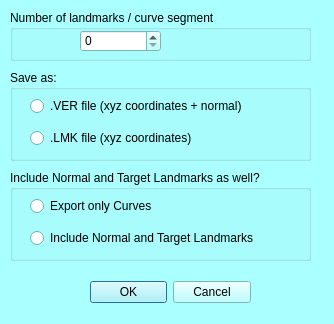
This is MorphoDig/Qt/mqSaveCURasVERDialog.ui in morphomuseum/MorphoDig as Qt 5 draws it before an edit. The edited form follows.
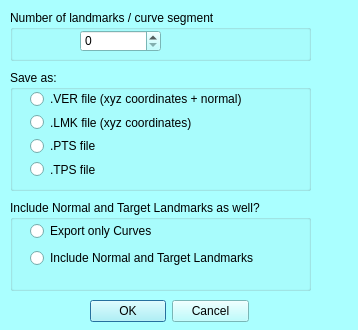
This is the edited form.

What changed in the file:
```diff
--- a/MorphoDig/Qt/mqSaveCURasVERDialog.ui
+++ b/MorphoDig/Qt/mqSaveCURasVERDialog.ui
@@ -6,8 +6,8 @@
    <rect>
     <x>0</x>
     <y>0</y>
-    <width>334</width>
-    <height>324</height>
+    <width>358</width>
+    <height>330</height>
    </rect>
   </property>
   <property name="palette">
@@ -148,6 +148,15 @@
        </color>
       </brush>
      </colorrole>
+     <colorrole role="PlaceholderText">
+      <brush brushstyle="NoBrush">
+       <color alpha="128">
+        <red>0</red>
+        <green>0</green>
+        <blue>0</blue>
+       </color>
+      </brush>
+     </colorrole>
     </active>
     <inactive>
      <colorrole role="WindowText">
@@ -285,6 +294,15 @@
        </color>
       </brush>
      </colorrole>
+     <colorrole role="PlaceholderText">
+      <brush brushstyle="NoBrush">
+       <color alpha="128">
+        <red>0</red>
+        <green>0</green>
+        <blue>0</blue>
+       </color>
+      </brush>
+     </colorrole>
     </inactive>
     <disabled>
      <colorrole role="WindowText">
@@ -422,6 +440,15 @@
        </color>
       </brush>
      </colorrole>
+     <colorrole role="PlaceholderText">
+      <brush brushstyle="NoBrush">
+       <color alpha="128">
+        <red>0</red>
+        <green>0</green>
+        <blue>0</blue>
+       </color>
+      </brush>
+     </colorrole>
     </disabled>
    </palette>
   </property>
@@ -432,23 +459,12 @@
    <property name="geometry">
     <rect>
      <x>90</x>
-     <y>280</y>
+     <y>300</y>
      <width>161</width>
      <height>25</height>
     </rect>
    </property>
-   <layout class="QHBoxLayout" name="horizontalLayout_2">
-    <item>
-     <widget class="QDialogButtonBox" name="buttonBox">
-      <property name="orientation">
-       <enum>Qt::Horizontal</enum>
-      </property>
-      <property name="standardButtons">
-       <set>QDialogButtonBox::Cancel|QDialogButtonBox::Ok</set>
-      </property>
-     </widget>
-    </item>
-   </layout>
+   <layout class="QHBoxLayout" name="horizontalLayout_2"/>
   </widget>
   <widget class="QGroupBox" name="CURToBeSaved_2">
    <property name="geometry">
@@ -456,7 +472,7 @@
      <x>10</x>
      <y>70</y>
      <width>301</width>
-     <height>91</height>
+     <height>121</height>
     </rect>
    </property>
    <property name="title">
@@ -468,7 +484,7 @@
       <x>20</x>
       <y>20</y>
       <width>271</width>
-      <height>65</height>
+      <height>88</height>
      </rect>
     </property>
     <layout class="QVBoxLayout" name="verticalLayout1_5">
@@ -486,6 +502,20 @@
        </property>
       </widget>
      </item>
+     <item>
+      <widget class="QRadioButton" name="PTS">
+       <property name="text">
+        <string>.PTS file</string>
+       </property>
+      </widget>
+     </item>
+     <item>
+      <widget class="QRadioButton" name="TPS">
+       <property name="text">
+        <string>.TPS file</string>
+       </property>
+      </widget>
+     </item>
     </layout>
    </widget>
   </widget>
@@ -516,7 +546,7 @@
    <property name="geometry">
     <rect>
      <x>10</x>
-     <y>170</y>
+     <y>200</y>
      <width>301</width>
      <height>91</height>
     </rect>
@@ -530,7 +560,7 @@
       <x>20</x>
       <y>20</y>
       <width>271</width>
-      <height>65</height>
+      <height>51</height>
      </rect>
     </property>
     <layout class="QVBoxLayout" name="verticalLayout1_4">
@@ -551,6 +581,22 @@
     </layout>
    </widget>
   </widget>
+  <widget class="QDialogButtonBox" name="buttonBox">
+   <property name="geometry">
+    <rect>
+     <x>90</x>
+     <y>300</y>
+     <width>159</width>
+     <height>23</height>
+    </rect>
+   </property>
+   <property name="orientation">
+    <enum>Qt::Horizontal</enum>
+   </property>
+   <property name="standardButtons">
+    <set>QDialogButtonBox::Cancel|QDialogButtonBox::Ok</set>
+   </property>
+  </widget>
  </widget>
  <resources/>
  <connections>
```
